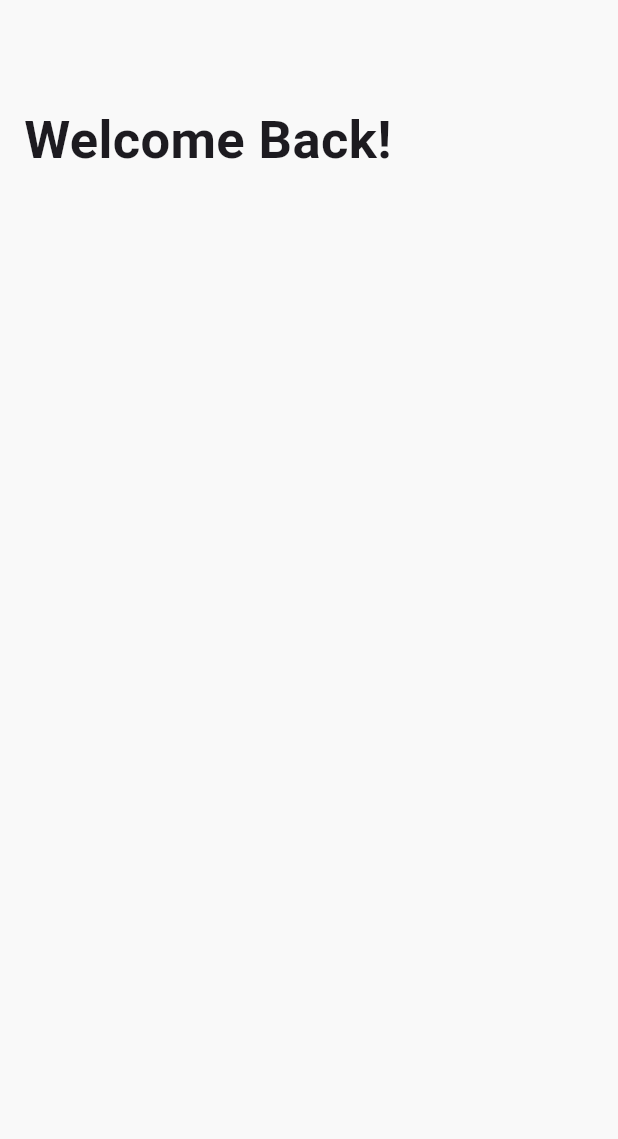
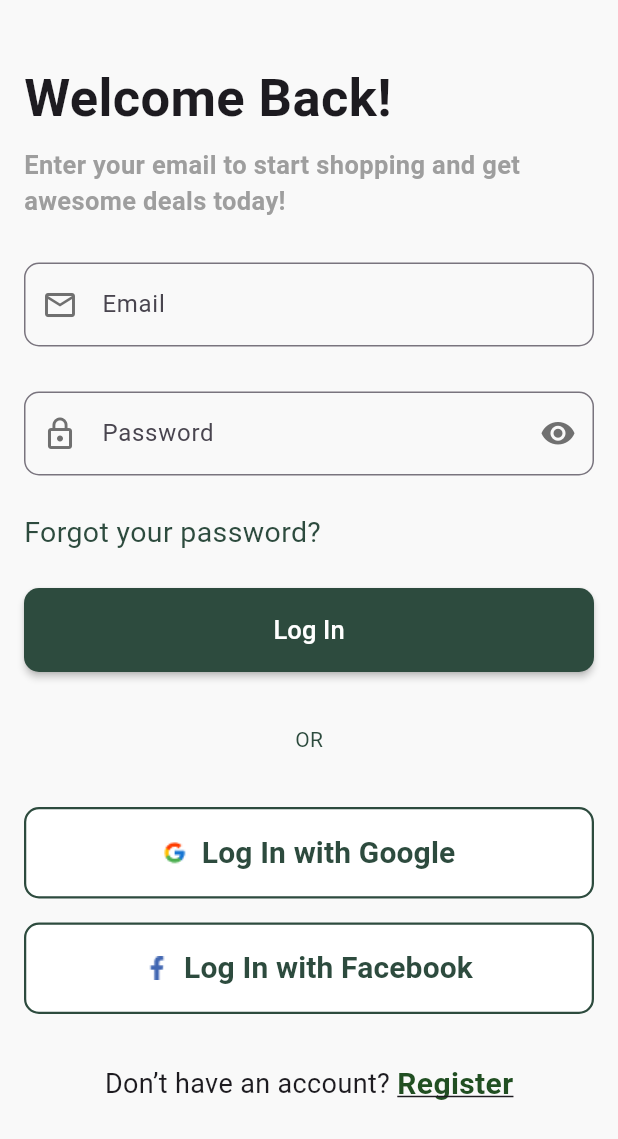
Before and after one commit to yousseftarekx2-tech/ecommerce_ui_flutter, a Flutter app: the LoginScreen screen opened directly, on a phone screen of 412 x 824 dp. Shown: the top 1139 px of the screen. Run offline on Flutter 3.47's test engine with Material 3 defaults, Android fonts, the phone set to English and light mode, and no system bars.

Commit message:
implement login and register screens UI

```diff
--- a/lib/features/auth/presentation/screens/login_screen.dart
+++ b/lib/features/auth/presentation/screens/login_screen.dart
@@ -1,48 +1,192 @@
+import 'package:ecommerce_ui_flutter/features/auth/presentation/screens/register_screen.dart';
+import 'package:ecommerce_ui_flutter/features/home/presentation/screens/home_screen.dart';
 import 'package:flutter/material.dart';
 
 class LoginScreen extends StatefulWidget {
-  LoginScreen({super.key});
+  const LoginScreen({super.key});
 
   @override
-  State<LoginScreen> createState() => _MyAppState();
+  State<LoginScreen> createState() => _LoginScreenState();
 }
 
-class _MyAppState extends State<LoginScreen> {
-
+class _LoginScreenState extends State<LoginScreen> {
   @override
   Widget build(BuildContext context) {
     return Scaffold(
-    //   appBar: AppBar(
-    // backgroundColor: Color(0xFFF9F9F9),
-    //   ),
       extendBodyBehindAppBar: true,
       backgroundColor: const Color(0xFFF9F9F9),
-    body: Container(
-        margin: EdgeInsets.only(left: 16, right: 16 , top: 24 , bottom: 10),
-      child: Column(
-      // mainAxisAlignment: MainAxisAlignment.start,
+      body: Padding(
+        padding: const EdgeInsets.fromLTRB(16, 40, 16, 0),
+        child: ListView(
           children: [
-        SizedBox(height: 44,),
-        Text(
-          "Welcome Back!",
+            const Text(
+              'Welcome Back!',
+              style: TextStyle(fontSize: 35, fontWeight: FontWeight.bold),
+            ),
+            const SizedBox(height: 8),
+            const Text(
+              'Enter your email to start shopping and get awesome deals today!',
               style: TextStyle(
-            fontSize: 35,
-            fontWeight: FontWeight.bold
+                fontSize: 17,
+                color: Colors.grey,
+                fontWeight: FontWeight.bold,
               ),
             ),
-
-          // Text(
-          // "Enter your email to start shopping and get awesome deals today!",
-          // style: TextStyle(
-          //   fontSize: 15,
-          //   color: Colors.grey,
-          //   fontWeight: FontWeight.bold
-          // ),
-          // ),
+            const SizedBox(height: 14),
+            Container(
+              margin: const EdgeInsets.only(top: 15),
+              child: const TextField(
+                decoration: InputDecoration(
+                  label: Text('Email'),
+                  border: OutlineInputBorder(
+                    borderRadius: BorderRadius.all(Radius.circular(10)),
+                  ),
+                  prefixIcon: Icon(Icons.email_outlined),
+                  prefixIconColor: Color(0xFF707070),
+                ),
+              ),
+            ),
+            const SizedBox(height: 15),
+            Container(
+              margin: const EdgeInsets.only(top: 15),
+              child: const TextField(
+                obscureText: true,
+                decoration: InputDecoration(
+                  label: Text('Password'),
+                  border: OutlineInputBorder(
+                    borderRadius: BorderRadius.all(Radius.circular(10)),
+                  ),
+                  prefixIcon: Icon(Icons.lock_outline),
+                  suffixIcon: Icon(Icons.visibility_sharp),
+                  prefixIconColor: Color(0xFF707070),
+                  suffixIconColor: Color(0xFF707070),
+                ),
+              ),
+            ),
+            const SizedBox(height: 24),
+            const Text(
+              "Forgot your password?",
+              style: TextStyle(
+                color: Color(0xFF2D4B3E),
+                fontSize: 19,
+              ),
+            ),
+            const SizedBox(height: 24),
+            MaterialButton(
+              onPressed: () {
+                Navigator.pushReplacement(
+                  context,
+                  MaterialPageRoute(builder: (context) => HomeScreen()),
+                );
+              },
+              color: const Color(0xFF2D4B3E),
+              textColor: Colors.white,
+              padding: const EdgeInsets.symmetric(vertical: 16),
+              shape: RoundedRectangleBorder(
+                borderRadius: BorderRadius.circular(10),
+              ),
+              child: const Text('Log In', style: TextStyle(fontSize: 17)),
+            ),
+            const SizedBox(height: 35),
+            const Row(
+              mainAxisAlignment: MainAxisAlignment.center,
+              children: [
+                Text("OR", style: TextStyle(color: Color(0xFF2D4B3E))),
               ],
             ),
-
-    )
+            const SizedBox(height: 35),
+            MaterialButton(
+              onPressed: () {},
+              color: Colors.white,
+              textColor: const Color(0xFF2D4B3E),
+              elevation: 0,
+              focusElevation: 0,
+              highlightElevation: 0,
+              padding: const EdgeInsets.symmetric(vertical: 16),
+              shape: RoundedRectangleBorder(
+                borderRadius: BorderRadius.circular(10),
+                side: const BorderSide(
+                  color: Color(0xFF2D4B3E),
+                  width: 1.5,
+                ),
+              ),
+              child: Row(
+                mainAxisAlignment: MainAxisAlignment.center,
+                children: [
+                  Container(
+                    margin: const EdgeInsets.only(right: 10),
+                    child: Image.asset(
+                      "assets/icons/flat-color-icons_google.png",
+                    ),
+                  ),
+                  const Text(
+                    "Log In with Google",
+                    style: TextStyle(fontSize: 20, fontWeight: FontWeight.bold),
+                  ),
+                ],
+              ),
+            ),
+            const SizedBox(height: 16),
+            MaterialButton(
+              onPressed: () {},
+              color: Colors.white,
+              textColor: const Color(0xFF2D4B3E),
+              elevation: 0,
+              focusElevation: 0,
+              highlightElevation: 0,
+              padding: const EdgeInsets.symmetric(vertical: 16),
+              shape: RoundedRectangleBorder(
+                borderRadius: BorderRadius.circular(10),
+                side: const BorderSide(
+                  color: Color(0xFF2D4B3E),
+                  width: 1.5,
+                ),
+              ),
+              child: Row(
+                mainAxisAlignment: MainAxisAlignment.center,
+                children: [
+                  Container(
+                    margin: const EdgeInsets.only(right: 10),
+                    child: Image.asset("assets/icons/cib_facebook-f.png"),
+                  ),
+                  const Text(
+                    "Log In with Facebook",
+                    style: TextStyle(
+                      fontSize: 20,
+                      fontWeight: FontWeight.bold,
+                    ),
+                  ),
+                ],
+              ),
+            ),
+            const SizedBox(height: 32),
+            Row(
+              mainAxisAlignment: MainAxisAlignment.center,
+              children: [
+                const Text(
+                  "Don’t have an account? ",
+                  style: TextStyle(fontSize: 18),
+                ),
+                GestureDetector(
+                  onTap: () {
+                    Navigator.pushReplacement(context, MaterialPageRoute(builder: (context) => RegisterScreen()));
+                  },
+                  child: const Text(
+                    "Register",
+                    style: TextStyle(
+                      fontSize: 20,
+                      color: Color.fromARGB(255, 33, 79, 34),
+                      decoration: TextDecoration.underline,
+                      fontWeight: FontWeight.bold,
+                    ),
+                  ),
+                ),
+              ],
+            ),
+            const SizedBox(height: 24),
+          ],
+        ),
+      ),
     );
   }
 }
--- a/pubspec.yaml
+++ b/pubspec.yaml
@@ -78,7 +78,7 @@ dev_dependencies:
 flutter_launcher_icons:
   android: "launcher_icon"
   ios: true
-  image_path: "images/app.jpg"
+  image_path: "assets/images/Logo.png"
   min_sdk_android: 21 # الحد الأدنى لنسخة الأندرويد
 
 # For information on the generic Dart part of this file, see the
```
Also changed, not shown: lib/features/auth/presentation/screens/register_screen.dart (+214 -0 lines), lib/features/home/presentation/screens/home_screen.dart (+50 -0 lines), assets/icons/cib_facebook-f.png (added), assets/icons/flat-color-icons_google.png (added), 29 other files. Lines whose indentation alone changed are shown as unchanged.
